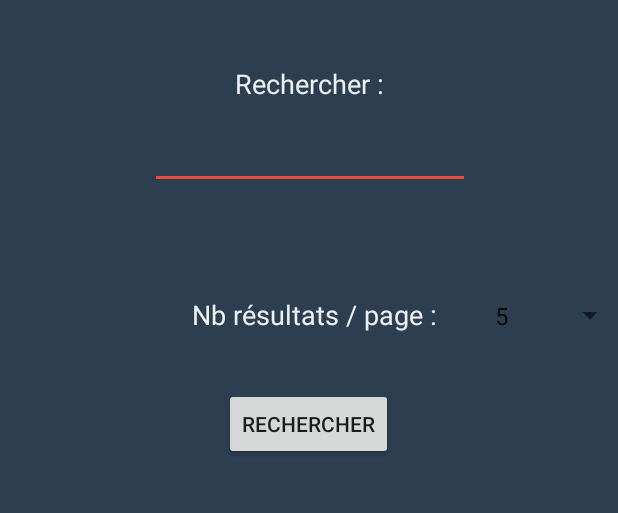
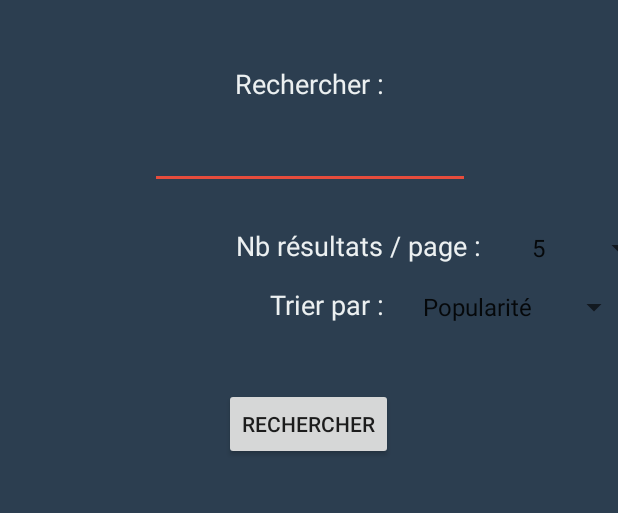
Before and after one commit to Anaisb4/ProjetTMDB, an Android app: the screen it shows after launch (MainActivity), on a phone screen of 412 x 824 dp, the part 587-1100 px from its top. Run offline under Robolectric (Android 15) with nearby library versions, the light colour scheme and no system bars; our stand-ins replace Volley.

Commit message:
Merge remote-tracking branch 'origin/master'
# Conflicts:
#	app/src/main/AndroidManifest.xml
#	app/src/main/java/com/example/anais/projettmdb/MainActivity.java

```diff
--- a/app/src/main/java/com/example/anais/projettmdb/MainActivity.java
+++ b/app/src/main/java/com/example/anais/projettmdb/MainActivity.java
@@ -35,6 +35,7 @@ public class MainActivity extends AppCompatActivity {
         super.onCreate(savedInstanceState);
         setContentView(R.layout.activity_main);
         final Spinner nbr = (Spinner) findViewById(R.id.nbr);
+        final Spinner triePar = (Spinner) findViewById(R.id.triePar);
         final EditText edit = (EditText) findViewById(R.id.nomFilm);
         final Context context = this;
 
@@ -44,10 +45,18 @@ public class MainActivity extends AppCompatActivity {
         nbrElem.add(10);
         nbrElem.add(15);
         nbrElem.add(20);
-        ArrayAdapter<Integer> adapter = new ArrayAdapter<Integer>(this, android.R.layout.simple_spinner_item, nbrElem);
-        adapter.setDropDownViewResource(android.R.layout.simple_spinner_dropdown_item);
-        nbr.setAdapter(adapter);
+        ArrayAdapter<Integer> nbrItem = new ArrayAdapter<Integer>(this, android.R.layout.simple_spinner_item, nbrElem);
+        nbrItem.setDropDownViewResource(android.R.layout.simple_spinner_dropdown_item);
+        nbr.setAdapter(nbrItem);
         nbr.setSelection(0);
+
+        List<String> trie = new ArrayList<>();
+        trie.add("Popularité");
+        trie.add("Date");
+        ArrayAdapter<String> listeTrie = new ArrayAdapter<String>(this, android.R.layout.simple_spinner_item, trie);
+        listeTrie.setDropDownViewResource(android.R.layout.simple_dropdown_item_1line);
+        triePar.setAdapter(listeTrie);
+        triePar.setSelection(0);
 
         Button bouton = (Button) findViewById(R.id.search);
         bouton.setOnClickListener(new View.OnClickListener() {
@@ -71,6 +80,7 @@ public class MainActivity extends AppCompatActivity {
 
                                 versRecherche.putExtra("nomFilm", nomFilm.getText().toString());
                                 versRecherche.putExtra("nbElem", nbr.getSelectedItem().toString());
+                                versRecherche.putExtra("triePar", triePar.getSelectedItem().toString());
 
                                 JSONArray jsonArray = response.getJSONArray("genres");
 
@@ -97,21 +107,6 @@ public class MainActivity extends AppCompatActivity {
                     });
 
                     queue.add(jsObject);
-
-
-
-
-
-
-
-
-
-
-
-
-
-
-
                 }
 
             }
--- a/app/src/main/java/com/example/anais/projettmdb/Movie.java
+++ b/app/src/main/java/com/example/anais/projettmdb/Movie.java
@@ -103,7 +103,7 @@ public class Movie {
                 '}';
     }
 
-    public int comparaRating(Movie m1){
+    public int compareRating(Movie m1){
         if(rating>m1.rating){
             return 1;
         } else if (rating<m1.rating){
@@ -113,10 +113,6 @@ public class Movie {
         }
     }
 
-    public int comparaTitre(Movie m1){
-        return title.compareTo(m1.getTitle());
-    }
-
     public int compareDate(Movie m1){
         return date.compareTo(m1.getDate());
     }
--- a/app/src/main/res/layout/activity_main.xml
+++ b/app/src/main/res/layout/activity_main.xml
@@ -6,6 +6,37 @@
     android:layout_height="match_parent"
     android:background="#2C3E50"
     tools:context="com.example.anais.projettmdb.MainActivity">
+
+    <Spinner
+        android:id="@+id/triePar"
+        android:layout_width="155dp"
+        android:layout_height="23dp"
+        android:layout_marginBottom="8dp"
+        android:layout_marginLeft="8dp"
+        android:layout_marginRight="8dp"
+        android:layout_marginTop="12dp"
+        android:textAlignment="center"
+        app:layout_constraintBottom_toTopOf="@+id/search"
+        app:layout_constraintHorizontal_bias="0.031"
+        app:layout_constraintLeft_toRightOf="@+id/textView2"
+        app:layout_constraintRight_toRightOf="parent"
+        app:layout_constraintTop_toBottomOf="@+id/nomFilm"
+        app:layout_constraintVertical_bias="0.612" />
+
+    <TextView
+        android:id="@+id/textView2"
+        android:layout_width="wrap_content"
+        android:layout_height="wrap_content"
+        android:layout_marginBottom="8dp"
+        android:layout_marginLeft="180dp"
+        android:layout_marginTop="8dp"
+        android:text="Trier par :"
+        android:textColor="#ECF0F1"
+        android:textSize="18sp"
+        app:layout_constraintBottom_toTopOf="@+id/search"
+        app:layout_constraintLeft_toLeftOf="parent"
+        app:layout_constraintTop_toBottomOf="@+id/nomFilm"
+        app:layout_constraintVertical_bias="0.619" />
 
     <EditText
         android:id="@+id/nomFilm"
@@ -45,8 +76,8 @@
 
     <Spinner
         android:id="@+id/nbr"
-        android:layout_width="118dp"
-        android:layout_height="38dp"
+        android:layout_width="108dp"
+        android:layout_height="25dp"
         android:layout_marginRight="8dp"
         android:layout_marginTop="12dp"
         android:textAlignment="center"
@@ -57,7 +88,7 @@
         app:layout_constraintHorizontal_bias="0.0"
         android:layout_marginBottom="8dp"
         app:layout_constraintBottom_toTopOf="@+id/search"
-        app:layout_constraintVertical_bias="0.712" />
+        app:layout_constraintVertical_bias="0.166" />
 
     <ImageView
         android:id="@+id/imageView"
@@ -110,7 +141,7 @@
         android:layout_width="wrap_content"
         android:layout_height="wrap_content"
         android:layout_marginBottom="8dp"
-        android:layout_marginLeft="128dp"
+        android:layout_marginLeft="157dp"
         android:layout_marginTop="8dp"
         android:text="Nb résultats / page :"
         android:textColor="#ECF0F1"
@@ -118,6 +149,6 @@
         app:layout_constraintBottom_toTopOf="@+id/search"
         app:layout_constraintLeft_toLeftOf="parent"
         app:layout_constraintTop_toBottomOf="@+id/nomFilm"
-        app:layout_constraintVertical_bias="0.692" />
+        app:layout_constraintVertical_bias="0.19" />
 
 </android.support.constraint.ConstraintLayout>
```
Also changed, not shown: app/src/main/java/com/example/anais/projettmdb/ListeActivity.java (+23 -14 lines).
